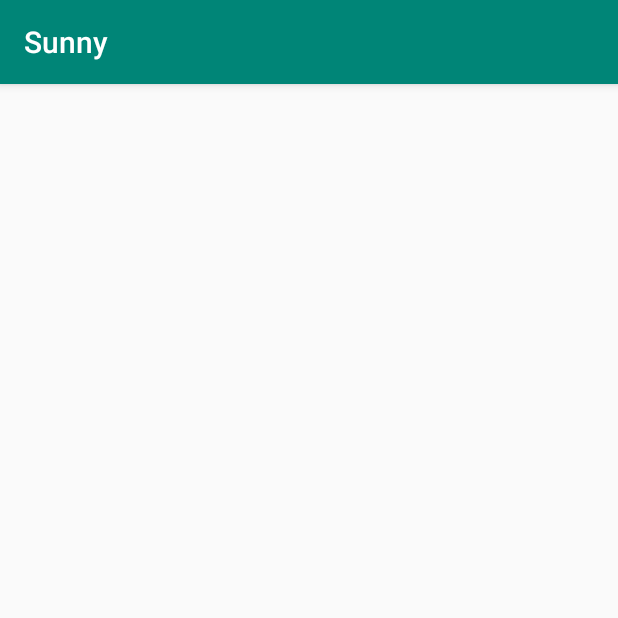
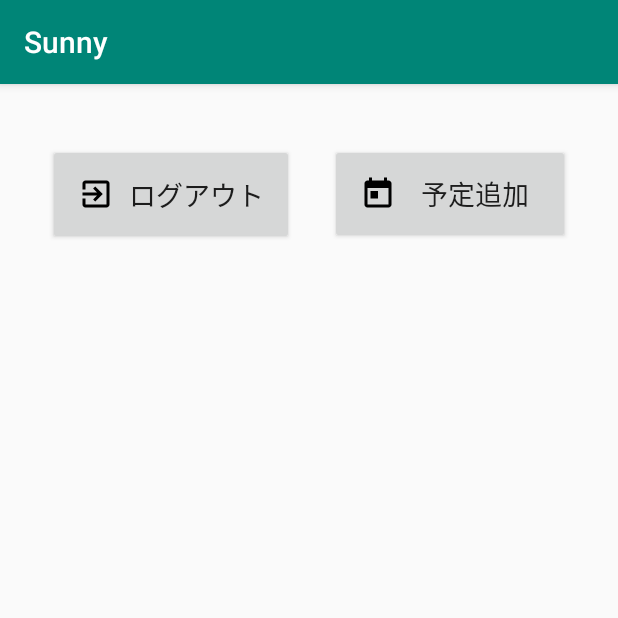
Before and after one commit to ASO1801023/Sunny, an Android app: the detail screen opened directly, with no data from a screen before it, on a phone screen of 412 x 824 dp, the top half of it. Run offline under Robolectric (Android 15) with nearby library versions, the phone set to English and light mode, and no system bars.

Commit message:
ログアウトボタン追加

```diff
--- a/app/src/main/res/layout/activity_detail.xml
+++ b/app/src/main/res/layout/activity_detail.xml
@@ -4,4 +4,36 @@
     xmlns:tools="http://schemas.android.com/tools"
     android:layout_width="match_parent"
     android:layout_height="match_parent"
-    tools:context=".detail"/>
+    tools:context=".detail">
+
+    <Button
+        android:id="@+id/add_plan"
+        android:layout_width="@dimen/button_size"
+        android:layout_height="wrap_content"
+        android:layout_marginTop="40dp"
+        android:layout_marginEnd="32dp"
+        android:autoText="true"
+        android:drawableLeft="@drawable/ic_today_black_24dp"
+        android:drawablePadding="10dp"
+        android:padding="20dp"
+        android:text="@string/add_plan"
+        android:textSize="18sp"
+        app:layout_constraintEnd_toEndOf="parent"
+        app:layout_constraintTop_toTopOf="parent"
+
+        tools:text="@string/add_plan" />
+
+    <Button
+        android:id="@+id/logout"
+        android:layout_width="wrap_content"
+        android:layout_height="wrap_content"
+        android:layout_marginStart="32dp"
+        android:layout_marginTop="40dp"
+        android:drawableLeft="@drawable/ic_exit_to_app_black_24dp"
+        android:drawablePadding="10dp"
+        android:padding="20dp"
+        android:text="@string/log_out"
+        android:textSize="18sp"
+        app:layout_constraintStart_toStartOf="parent"
+        app:layout_constraintTop_toTopOf="parent" />
+</androidx.constraintlayout.widget.ConstraintLayout>
--- a/app/src/main/res/layout/activity_main.xml
+++ b/app/src/main/res/layout/activity_main.xml
@@ -4,23 +4,4 @@
     xmlns:tools="http://schemas.android.com/tools"
     android:layout_width="match_parent"
     android:layout_height="match_parent"
-    tools:context=".MainActivity">
-
-    <Button
-        android:id="@+id/add_plan"
-        android:layout_width="wrap_content"
-        android:layout_height="wrap_content"
-        android:layout_marginTop="40dp"
-        android:layout_marginEnd="32dp"
-        android:autoText="true"
-        android:drawableLeft="@drawable/ic_today_black_24dp"
-        android:drawablePadding="10dp"
-        android:padding="20dp"
-        android:text="@string/add_plan"
-        android:textSize="18sp"
-        app:layout_constraintEnd_toEndOf="parent"
-        app:layout_constraintTop_toTopOf="parent"
-
-        tools:text="@string/add_plan" />
-
-</androidx.constraintlayout.widget.ConstraintLayout>
+    tools:context=".MainActivity"/>
--- /dev/null
+++ b/app/src/main/res/values/dimens.xml
@@ -0,0 +1,4 @@
+<?xml version="1.0" encoding="utf-8"?>
+<resources>
+    <dimen name="button_size">160dp</dimen>
+</resources>
--- a/app/src/main/res/values/strings.xml
+++ b/app/src/main/res/values/strings.xml
@@ -1,4 +1,5 @@
 <resources>
     <string name="app_name">Sunny</string>
     <string name="add_plan">予定追加</string>
+    <string name="log_out">ログアウト</string>
 </resources>
```
